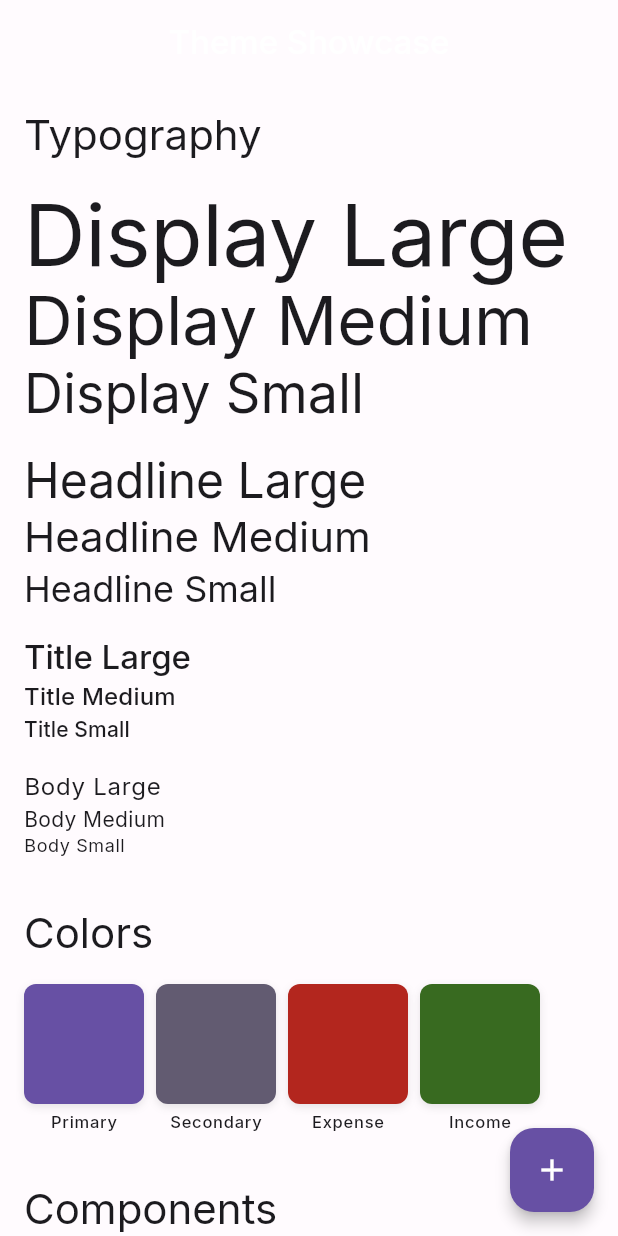
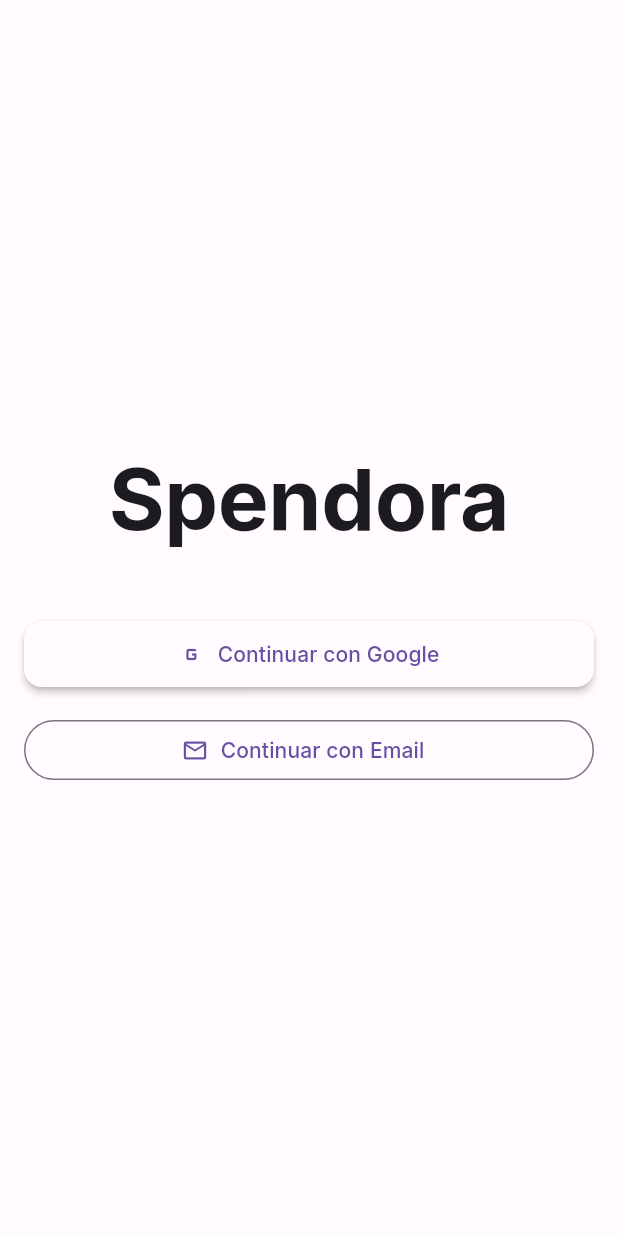
Before and after one commit to Ysparky/spendora, a Flutter app: the screen it shows after launch, on a phone screen of 412 x 824 dp. Run offline on Flutter 3.47's test engine with Material 3 defaults, Android fonts, the phone set to English and light mode, and no system bars; our stand-ins replace firebase_core, flutter_riverpod, riverpod_annotation; accounts and stored records are empty; generated files the repository leaves out were written again.

Commit message:
feat: implement theming and authentication screens for Spendora app

```diff
--- a/lib/config/theme/theme_provider.dart
+++ b/lib/core/theme/theme_provider.dart
@@ -1,6 +1,6 @@
 import 'package:flutter/material.dart';
 import 'package:riverpod_annotation/riverpod_annotation.dart';
-import 'package:spendora/config/theme/app_theme.dart';
+import 'package:spendora/core/theme/app_theme.dart';
 
 part 'theme_provider.g.dart';
 
--- /dev/null
+++ b/lib/features/auth/presentation/screens/auth_screen.dart
@@ -0,0 +1,46 @@
+import 'package:flutter/material.dart';
+import 'package:flutter_riverpod/flutter_riverpod.dart';
+
+class AuthScreen extends ConsumerWidget {
+  const AuthScreen({super.key});
+
+  @override
+  Widget build(BuildContext context, WidgetRef ref) {
+    return Scaffold(
+      body: SafeArea(
+        child: Padding(
+          padding: const EdgeInsets.all(16.0),
+          child: Column(
+            mainAxisAlignment: MainAxisAlignment.center,
+            crossAxisAlignment: CrossAxisAlignment.stretch,
+            children: [
+              Text(
+                'Spendora',
+                style: Theme.of(context).textTheme.displayLarge?.copyWith(
+                      fontWeight: FontWeight.bold,
+                    ),
+                textAlign: TextAlign.center,
+              ),
+              const SizedBox(height: 48),
+              ElevatedButton.icon(
+                onPressed: () {
+                  // TODO: Implementar Google Sign In
+                },
+                icon: const Icon(Icons.g_mobiledata),
+                label: const Text('Continuar con Google'),
+              ),
+              const SizedBox(height: 16),
+              OutlinedButton.icon(
+                onPressed: () {
+                  // TODO: Implementar Email Sign In
+                },
+                icon: const Icon(Icons.email_outlined),
+                label: const Text('Continuar con Email'),
+              ),
+            ],
+          ),
+        ),
+      ),
+    );
+  }
+}
--- a/lib/main.dart
+++ b/lib/main.dart
@@ -1,10 +1,9 @@
-import 'package:firebase_core/firebase_core.dart';
 import 'package:flutter/material.dart';
 import 'package:flutter_riverpod/flutter_riverpod.dart';
-
+import 'package:firebase_core/firebase_core.dart';
 import 'package:spendora/firebase_options.dart';
-import 'package:spendora/config/theme/app_theme.dart';
-import 'package:spendora/presentation/screens/theme_showcase.dart';
+import 'core/theme/app_theme.dart';
+import 'features/auth/presentation/screens/auth_screen.dart';
 
 void main() async {
   WidgetsFlutterBinding.ensureInitialized();
@@ -28,7 +27,7 @@ class SpendoraApp extends ConsumerWidget {
       theme: AppTheme.lightTheme,
       darkTheme: AppTheme.darkTheme,
       themeMode: ThemeMode.system, // We'll make this configurable later
-      home: const ThemeShowcase(),
+      home: const AuthScreen(),
     );
   }
 }
--- a/lib/presentation/screens/theme_showcase.dart
+++ /dev/null
@@ -1,151 +0,0 @@
-import 'package:flutter/material.dart';
-import '../../config/theme/app_colors.dart';
-
-class ThemeShowcase extends StatelessWidget {
-  const ThemeShowcase({super.key});
-
-  @override
-  Widget build(BuildContext context) {
-    final theme = Theme.of(context);
-    final colorScheme = theme.colorScheme;
-
-    return Scaffold(
-      appBar: AppBar(
-        title: const Text('Theme Showcase'),
-      ),
-      body: SingleChildScrollView(
-        padding: const EdgeInsets.all(16),
-        child: Column(
-          crossAxisAlignment: CrossAxisAlignment.start,
-          children: [
-            Text('Typography', style: theme.textTheme.headlineMedium),
-            const SizedBox(height: 16),
-            Text('Display Large', style: theme.textTheme.displayLarge),
-            Text('Display Medium', style: theme.textTheme.displayMedium),
-            Text('Display Small', style: theme.textTheme.displaySmall),
-            const SizedBox(height: 16),
-            Text('Headline Large', style: theme.textTheme.headlineLarge),
-            Text('Headline Medium', style: theme.textTheme.headlineMedium),
-            Text('Headline Small', style: theme.textTheme.headlineSmall),
-            const SizedBox(height: 16),
-            Text('Title Large', style: theme.textTheme.titleLarge),
-            Text('Title Medium', style: theme.textTheme.titleMedium),
-            Text('Title Small', style: theme.textTheme.titleSmall),
-            const SizedBox(height: 16),
-            Text('Body Large', style: theme.textTheme.bodyLarge),
-            Text('Body Medium', style: theme.textTheme.bodyMedium),
-            Text('Body Small', style: theme.textTheme.bodySmall),
-            const SizedBox(height: 32),
-            Text('Colors', style: theme.textTheme.headlineMedium),
-            const SizedBox(height: 16),
-            Wrap(
-              spacing: 8,
-              runSpacing: 8,
-              children: [
-                _ColorBox(
-                  color: colorScheme.primary,
-                  label: 'Primary',
-                ),
-                _ColorBox(
-                  color: colorScheme.secondary,
-                  label: 'Secondary',
-                ),
-                _ColorBox(
-                  color: AppColors.expense,
-                  label: 'Expense',
-                ),
-                _ColorBox(
-                  color: AppColors.income,
-                  label: 'Income',
-                ),
-              ],
-            ),
-            const SizedBox(height: 32),
-            Text('Components', style: theme.textTheme.headlineMedium),
-            const SizedBox(height: 16),
-            ElevatedButton(
-              onPressed: () {},
-              child: const Text('Elevated Button'),
-            ),
-            const SizedBox(height: 8),
-            TextButton(
-              onPressed: () {},
-              child: const Text('Text Button'),
-            ),
-            const SizedBox(height: 8),
-            OutlinedButton(
-              onPressed: () {},
-              child: const Text('Outlined Button'),
-            ),
-            const SizedBox(height: 16),
-            TextField(
-              decoration: InputDecoration(
-                labelText: 'Text Field',
-                hintText: 'Enter some text',
-              ),
-            ),
-            const SizedBox(height: 16),
-            Card(
-              child: Padding(
-                padding: const EdgeInsets.all(16),
-                child: Column(
-                  crossAxisAlignment: CrossAxisAlignment.start,
-                  children: [
-                    Text('Card Title', style: theme.textTheme.titleLarge),
-                    const SizedBox(height: 8),
-                    Text(
-                      'This is a card component with some content to showcase the elevation and padding.',
-                      style: theme.textTheme.bodyMedium,
-                    ),
-                  ],
-                ),
-              ),
-            ),
-          ],
-        ),
-      ),
-      floatingActionButton: FloatingActionButton(
-        onPressed: () {},
-        child: const Icon(Icons.add),
-      ),
-    );
-  }
-}
-
-class _ColorBox extends StatelessWidget {
-  final Color color;
-  final String label;
-
-  const _ColorBox({
-    required this.color,
-    required this.label,
-  });
-
-  @override
-  Widget build(BuildContext context) {
-    return Column(
-      children: [
-        Container(
-          width: 80,
-          height: 80,
-          decoration: BoxDecoration(
-            color: color,
-            borderRadius: BorderRadius.circular(8),
-            boxShadow: [
-              BoxShadow(
-                color: Colors.black.withOpacity(0.1),
-                blurRadius: 4,
-                offset: const Offset(0, 2),
-              ),
-            ],
-          ),
-        ),
-        const SizedBox(height: 4),
-        Text(
-          label,
-          style: Theme.of(context).textTheme.labelSmall,
-        ),
-      ],
-    );
-  }
-}
--- a/pubspec.yaml
+++ b/pubspec.yaml
@@ -41,7 +41,7 @@ dependencies:
   # Firebase
   firebase_core: ^3.13.0
   firebase_auth: ^5.5.2
-  cloud_firestore: ^5.6.6
+  # cloud_firestore: ^5.6.6
   # Google Sign In
   google_sign_in: ^6.3.0
   # Charts
```
Also changed, not shown: lib/core/theme/app_colors.dart (renamed from lib/config/theme/app_colors.dart), lib/core/theme/app_theme.dart (renamed from lib/config/theme/app_theme.dart), lib/core/theme/app_typography.dart (renamed from lib/config/theme/app_typography.dart), lib/core/theme/theme_provider.g.dart (renamed from lib/config/theme/theme_provider.g.dart), pubspec.lock, 1 other file.
